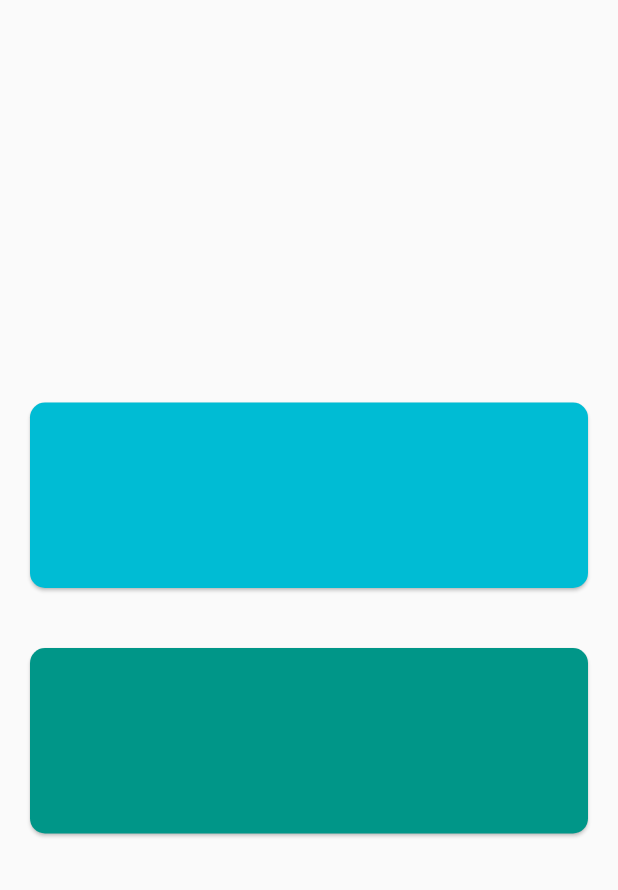
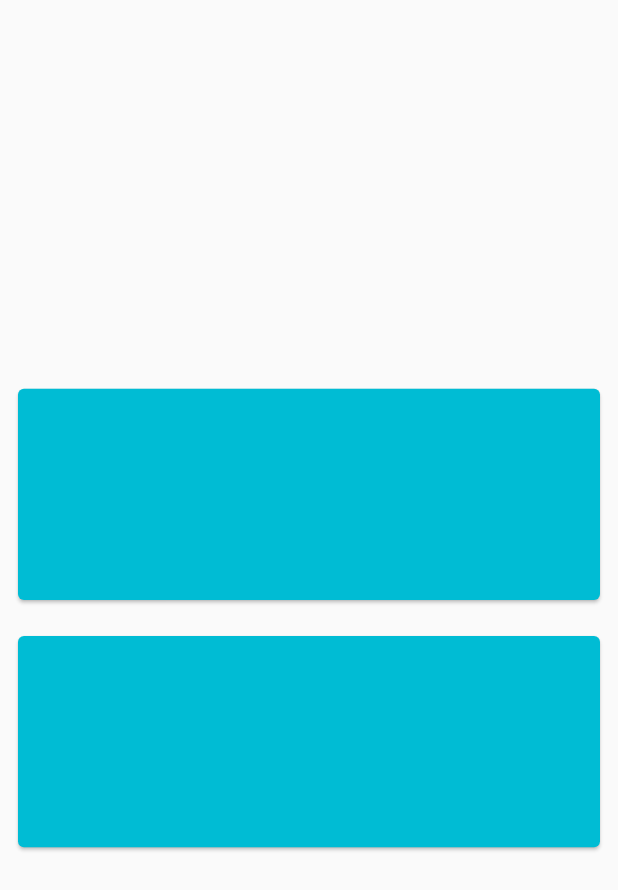
Before and after one commit to richardnovasnw/random-color, a Flutter app: the screen it shows after launch, after a tap on "Animated Button", on a phone screen of 412 x 824 dp. Shown: the top 890 px of the screen. Run offline on Flutter 3.47's test engine with Material 2 defaults, Android fonts, the phone set to English and light mode, and no system bars.

Commit message:
Update animated_button.dart

```diff
--- a/lib/animated_button.dart
+++ b/lib/animated_button.dart
@@ -1,3 +1,4 @@
+import 'package:flutter/animation.dart';
 import 'package:flutter/material.dart';
 
 class AnimatedButton extends StatefulWidget {
@@ -7,108 +8,78 @@ class AnimatedButton extends StatefulWidget {
   _AnimatedButtonState createState() => _AnimatedButtonState();
 }
 
-class _AnimatedButtonState extends State<AnimatedButton>
-    with TickerProviderStateMixin {
-  late double _scaleA;
-  late double _scaleB;
-
-  late AnimationController _controllerA;
-  late AnimationController _controllerB;
-
-  @override
-  void initState() {
-    _controllerA = AnimationController(
-      vsync: this,
-      duration: const Duration(
-        milliseconds: 0,
-      ),
-      lowerBound: 0,
-      upperBound: 0.1,
-    )..addListener(() {
-        setState(() {});
-      });
-
-    _controllerB = AnimationController(
-      vsync: this,
-      duration: const Duration(
-        milliseconds: 0,
-      ),
-      lowerBound: 0.0,
-      upperBound: 0.1,
-    )..addListener(() {
-        setState(() {});
-      });
-    super.initState();
-  }
-
-  @override
-  void dispose() {
-    super.dispose();
-    _controllerA.dispose();
-    _controllerB.dispose();
-  }
+class _AnimatedButtonState extends State<AnimatedButton> {
+  double padding1 = 8.0;
+  double padding2 = 8.0;
 
   @override
   Widget build(BuildContext context) {
-    _scaleA = 1 - _controllerA.value;
-    _scaleB = 1 - _controllerB.value;
-    return MaterialApp(
-      debugShowCheckedModeBanner: false,
-      home: Scaffold(
+    return Scaffold(
       body: Column(
         mainAxisAlignment: MainAxisAlignment.center,
-          children: <Widget>[
-            Padding(
-              padding: const EdgeInsets.all(16.0),
-              child: GestureDetector(
-                onTapDown: _onTapDown,
-                onTapUp: _onTapUp,
-                child: Transform.scale(
-                  scale: _scaleA,
-                  child: Card(
+        children: [
+          TweenAnimationBuilder<double>(
+            onEnd: () {
+              setState(() {
+                padding1 = 8.0;
+              });
+            },
+            tween: Tween<double>(begin: 0, end: padding1),
+            duration: const Duration(milliseconds: 200),
+            curve: Curves.elasticOut,
+            builder: (BuildContext context, double size, Widget? child) {
+              return GestureDetector(
+                child: Container(
+                  color: Colors.transparent,
+                  height: MediaQuery.of(context).size.height * .2,
+                  width: MediaQuery.of(context).size.width,
+                  child: Padding(
+                    padding: EdgeInsets.all(padding1),
+                    child: const Card(
                       color: Colors.cyan,
-                    shape: RoundedRectangleBorder(
-                        borderRadius: BorderRadius.circular(10)),
-                    child: Container(
-                      height: MediaQuery.of(context).size.height * 0.15,
                     ),
                   ),
                 ),
+                onTap: () {
+                  setState(() {
+                    padding1 = 24;
+                  });
+                },
+              );
+            },
           ),
-            ),
-            Padding(
-              padding: const EdgeInsets.all(16.0),
-              child: GestureDetector(
-                onTapDown: (TapDownDetails details) {
-                  _controllerB.forward();
+          TweenAnimationBuilder<double>(
+            onEnd: () {
+              setState(() {
+                padding2 = 8.0;
+              });
             },
-                onTapUp: (TapUpDetails details) {
-                  _controllerB.reverse();
-                },
-                child: Transform.scale(
-                  scale: _scaleB,
-                  child: Card(
-                    color: Colors.teal,
-                    shape: RoundedRectangleBorder(
-                        borderRadius: BorderRadius.circular(10)),
+            tween: Tween<double>(begin: 0, end: padding2),
+            duration: const Duration(milliseconds: 200),
+            curve: Curves.elasticOut,
+            builder: (BuildContext context, double size, Widget? child) {
+              return GestureDetector(
                 child: Container(
-                      height: MediaQuery.of(context).size.height * 0.15,
+                  color: Colors.transparent,
+                  height: MediaQuery.of(context).size.height * .2,
+                  width: MediaQuery.of(context).size.width,
+                  child: Padding(
+                    padding: EdgeInsets.all(padding2),
+                    child: const Card(
+                      color: Colors.cyan,
                     ),
                   ),
                 ),
-              ),
+                onTap: () {
+                  setState(() {
+                    padding2 = 24;
+                  });
+                },
+              );
+            },
           ),
         ],
       ),
-      ),
     );
   }
-
-  void _onTapDown(TapDownDetails details) {
-    _controllerA.forward();
 }
-
-  void _onTapUp(TapUpDetails details) {
-    _controllerA.reverse();
-  }
-}
```
Lines whose indentation alone changed are shown as unchanged.
